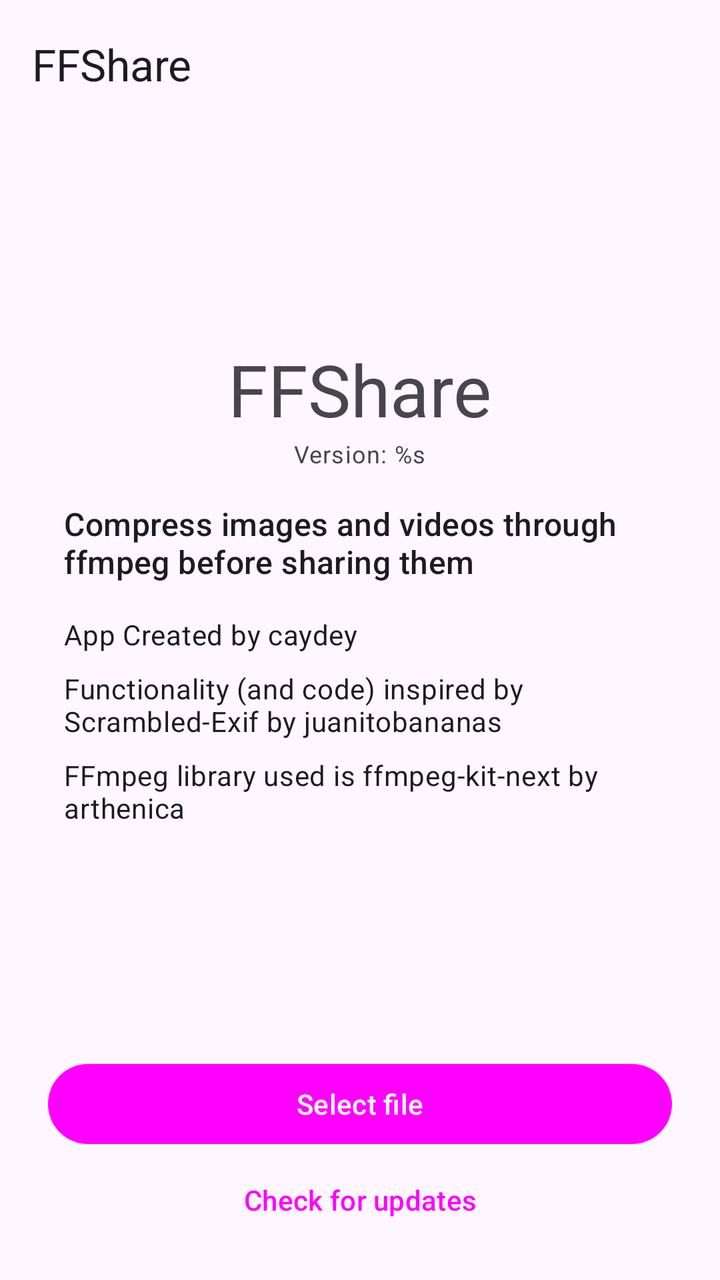
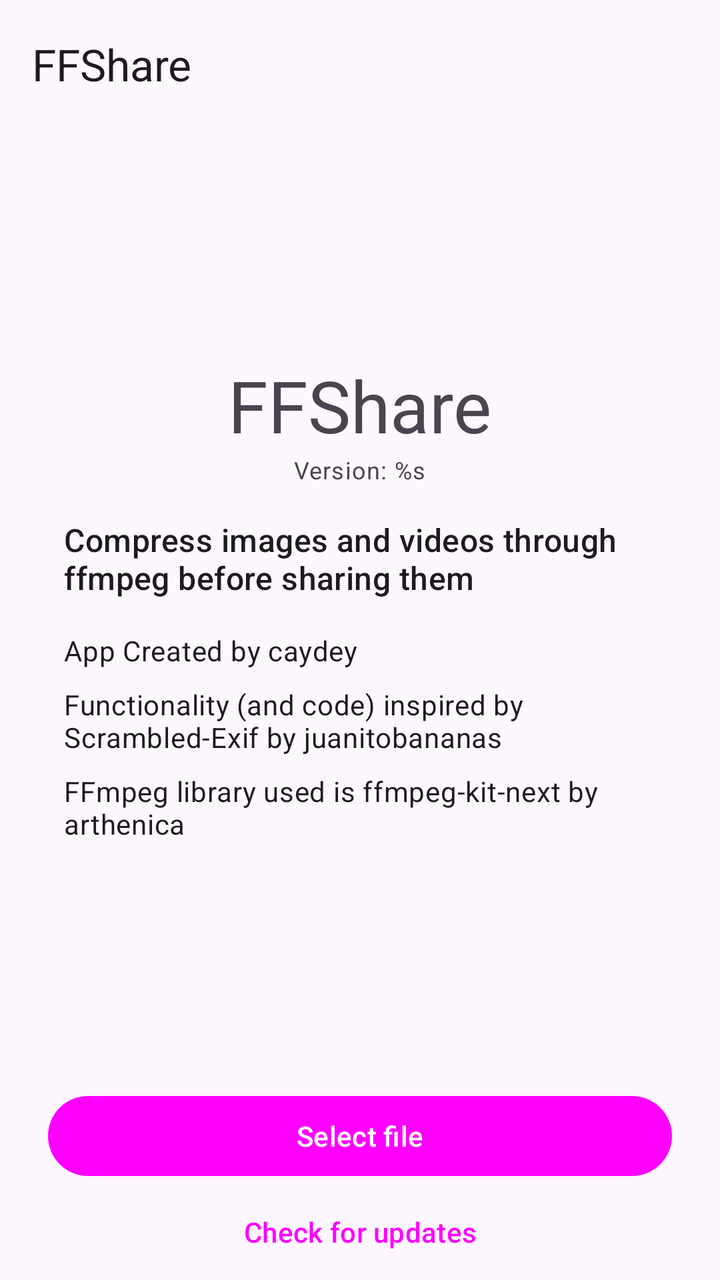

Screens rendered from an Android XML layout before and after an edit, with the pre-edit source and the edit as a unified diff.
<!-- AndroidManifest.xml: activity theme Theme.FFShare.NoActionBar -->
<!-- res/layout/activity_main.xml -->
<?xml version="1.0" encoding="utf-8"?>
<LinearLayout xmlns:android="http://schemas.android.com/apk/res/android"
    xmlns:app="http://schemas.android.com/apk/res-auto"
    android:layout_width="match_parent"
    android:layout_height="match_parent"
    android:orientation="vertical">

    <com.google.android.material.appbar.AppBarLayout
        android:layout_width="match_parent"
        android:layout_height="wrap_content">

        <com.google.android.material.appbar.MaterialToolbar
            android:id="@+id/toolbar"
            android:layout_width="match_parent"
            android:layout_height="?attr/actionBarSize"
            app:title="@string/app_name" />

    </com.google.android.material.appbar.AppBarLayout>

    
    <androidx.core.widget.NestedScrollView
        android:layout_width="match_parent"
        android:layout_height="0dp"
        android:layout_weight="1"
        android:fillViewport="true">

        <LinearLayout
            android:layout_width="match_parent"
            android:layout_height="wrap_content"
            android:gravity="center_vertical"
            android:orientation="vertical"
            android:paddingHorizontal="32dp"
            android:paddingVertical="16dp">

            <TextView
                android:id="@+id/lblTitle"
                android:layout_width="wrap_content"
                android:layout_height="wrap_content"
                android:layout_gravity="center_horizontal"
                android:text="@string/app_name"
                android:textAppearance="?attr/textAppearanceDisplaySmall" />

            <TextView
                android:id="@+id/lblVersion"
                android:layout_width="wrap_content"
                android:layout_height="wrap_content"
                android:layout_gravity="center_horizontal"
                android:paddingHorizontal="4dp"
                android:text="@string/version"
                android:textAppearance="?attr/textAppearanceBodySmall"
                android:textColor="?attr/colorOnSurfaceVariant" />

            <TextView
                android:id="@+id/lblDescription"
                android:layout_width="match_parent"
                android:layout_height="wrap_content"
                android:layout_marginTop="16dp"
                android:layout_marginBottom="16dp"
                android:text="@string/app_description"
                android:textAlignment="center"
                android:textAppearance="?attr/textAppearanceTitleMedium" />

            <TextView
                android:id="@+id/lblIntroductionLine0"
                android:layout_width="match_parent"
                android:layout_height="wrap_content"
                android:text="@string/introduction_line_0"
                android:textAppearance="?attr/textAppearanceBodyMedium" />

            <TextView
                android:id="@+id/lblIntroductionLine1"
                android:layout_width="match_parent"
                android:layout_height="wrap_content"
                android:layout_marginTop="8dp"
                android:linksClickable="true"
                android:text="@string/introduction_line_1"
                android:textAppearance="?attr/textAppearanceBodyMedium" />

            <TextView
                android:id="@+id/lblIntroductionLine2"
                android:layout_width="match_parent"
                android:layout_height="wrap_content"
                android:layout_marginTop="8dp"
                android:linksClickable="true"
                android:text="@string/introduction_line_2"
                android:textAppearance="?attr/textAppearanceBodyMedium" />

        </LinearLayout>

    </androidx.core.widget.NestedScrollView>

    <com.google.android.material.button.MaterialButton
        android:id="@+id/btnSelectFile"
        android:layout_width="match_parent"
        android:layout_height="wrap_content"
        android:layout_marginHorizontal="24dp"
        android:layout_marginTop="8dp"
        android:text="@string/select_file_button" />

    <com.google.android.material.button.MaterialButton
        android:id="@+id/btnCheckUpdate"
        style="@style/Widget.Material3.Button.TextButton"
        android:layout_width="match_parent"
        android:layout_height="wrap_content"
        android:layout_marginHorizontal="24dp"
        android:layout_marginBottom="16dp"
        android:text="@string/check_for_updates" />

</LinearLayout>
<!-- resources referenced by this layout -->
<resources>
  <string name="app_description">Compress images and videos through ffmpeg before sharing them</string>
  <string name="app_name">FFShare</string>
  <string name="check_for_updates" tools:ignore="MissingTranslation">Check for updates</string>
  <string name="introduction_line_0">App Created by caydey <a href="https://github.com/caydey/ffshare">github</a></string>
  <string name="introduction_line_1">Functionality (and code) inspired by Scrambled-Exif by juanitobananas <a href="https://gitlab.com/juanitobananas/scrambled-exif">gitlab</a></string>
  <string name="introduction_line_2">FFmpeg library used is ffmpeg-kit-next by arthenica <a href="https://github.com/arthenica/ffmpeg-kit-next">github</a></string>
  <string name="select_file_button" tools:ignore="MissingTranslation">Select file</string>
  <string name="version">Version: %s</string>
  <style name="Theme.FFShare.NoActionBar">
          <item name="windowActionBar">false</item>
          <item name="windowNoTitle">true</item>
      </style>
</resources>

<!-- the commit's change to res/layout/activity_main.xml (unified diff, before → after) -->
@@ -103,7 +103,16 @@
         android:layout_width="match_parent"
         android:layout_height="wrap_content"
         android:layout_marginHorizontal="24dp"
-        android:layout_marginBottom="16dp"
         android:text="@string/check_for_updates" />
 
+    <com.google.android.material.progressindicator.LinearProgressIndicator
+        android:id="@+id/progressUpdate"
+        android:layout_width="match_parent"
+        android:layout_height="wrap_content"
+        android:layout_marginHorizontal="24dp"
+        android:layout_marginTop="4dp"
+        android:layout_marginBottom="16dp"
+        android:visibility="gone"
+        app:trackCornerRadius="4dp" />
+
 </LinearLayout>
